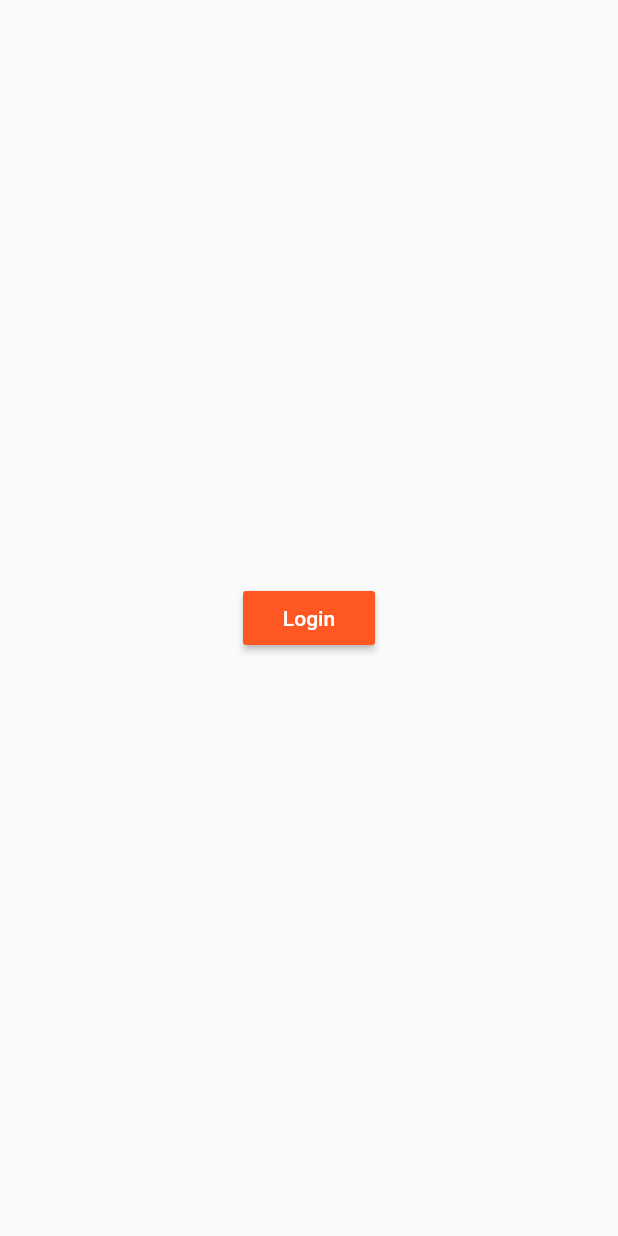
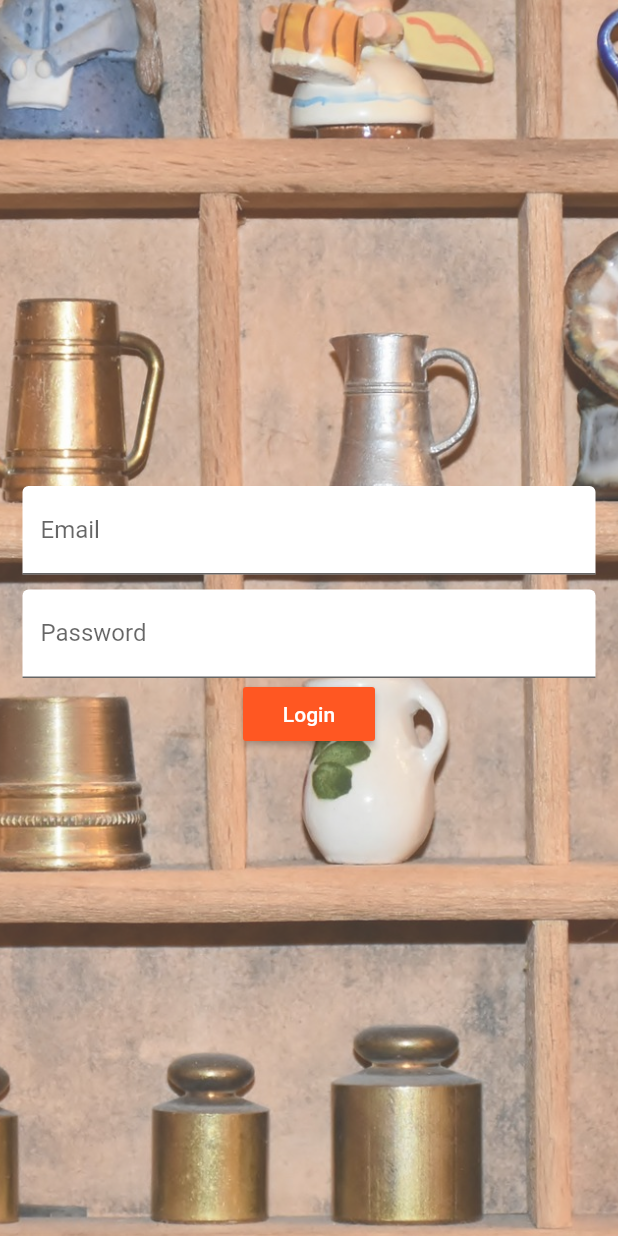
Before and after one commit to paritoshraj11/flutter_learning, a Flutter app: the screen it shows after launch, on a phone screen of 412 x 824 dp. Run offline on Flutter 3.47's test engine with Material 2 defaults, Android fonts, the phone set to English and light mode, and no system bars.

Commit message:
login page ui improvement

```diff
--- a/lib/productList/pages/authPage.dart
+++ b/lib/productList/pages/authPage.dart
@@ -5,8 +5,33 @@ class Auth extends StatelessWidget {
   Widget build(BuildContext context) {
     return Scaffold(
       body: Container(
+        decoration: BoxDecoration(
+            image: DecorationImage(
+                colorFilter: ColorFilter.mode(
+                    Colors.black.withOpacity(0.8), BlendMode.dstATop),
+                image: AssetImage("assets/foodbg.jpg"),
+                fit: BoxFit.cover)),
         child: Center(
-          child: RaisedButton(
+          child: SingleChildScrollView(
+            padding: EdgeInsets.only(left: 15, right: 15),
+            child: Column(
+              children: <Widget>[
+                TextField(
+                  decoration: InputDecoration(
+                      labelText: "Email",
+                      filled: true,
+                      fillColor: Colors.white),
+                ),
+                SizedBox(
+                  height: 10,
+                ),
+                TextField(
+                  decoration: InputDecoration(
+                      labelText: "Password",
+                      filled: true,
+                      fillColor: Colors.white),
+                ),
+                RaisedButton(
                   color: Theme.of(context).primaryColor,
                   child: Text("Login",
                       style: TextStyle(
@@ -14,6 +39,9 @@ class Auth extends StatelessWidget {
                       )),
                   onPressed: () =>
                       Navigator.pushReplacementNamed(context, "/products"),
+                )
+              ],
+            ),
           ),
         ),
       ),
--- a/pubspec.yaml
+++ b/pubspec.yaml
@@ -44,6 +44,7 @@ flutter:
   # To add assets to your application, add an assets section, like this:
   assets:
     - assets/food.jpg
+    - assets/foodbg.jpg
   #  - images/a_dot_ham.jpeg
 
   # An image asset can refer to one or more resolution-specific "variants", see
```
Lines whose indentation alone changed are shown as unchanged.
